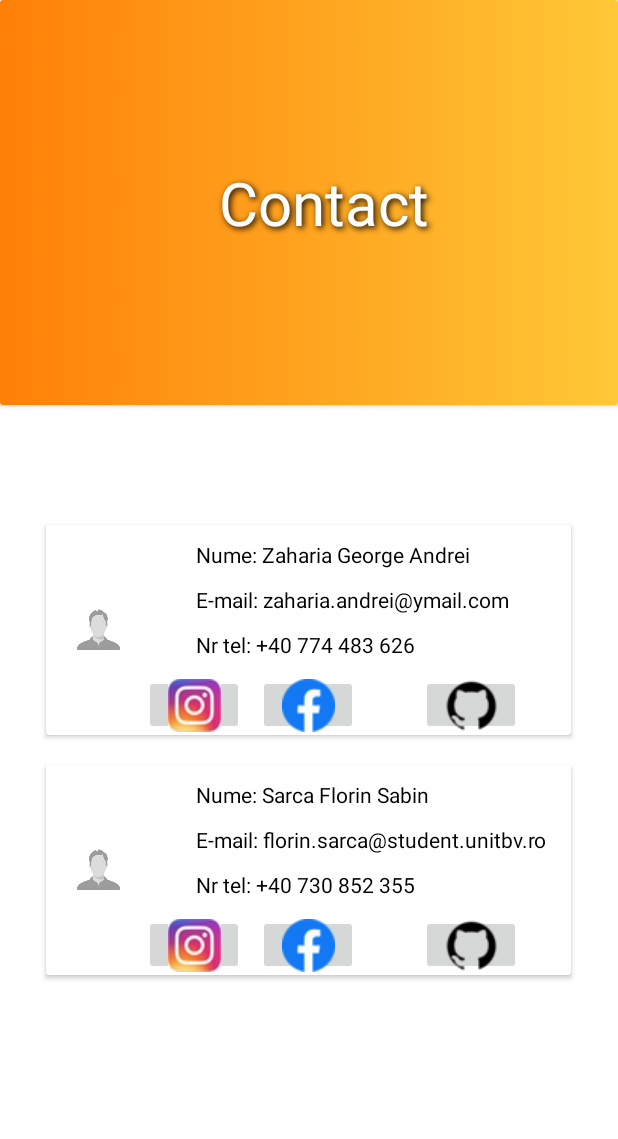
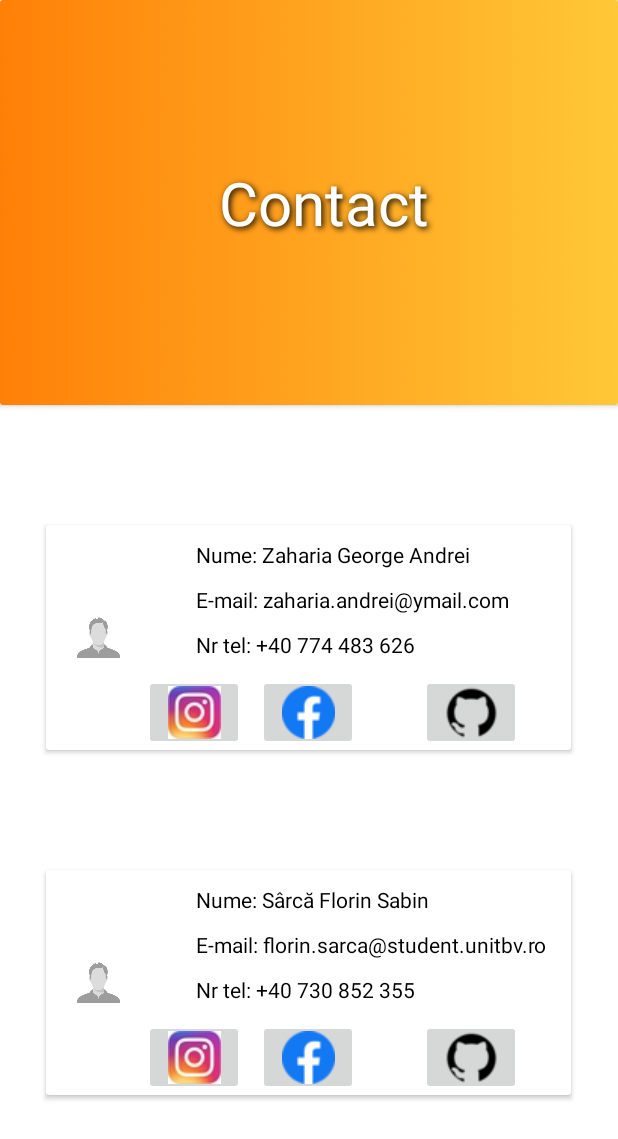
Before and after one commit to Faculty-Bachelor-Project/GoAndDiscover, an Android app: the support screen opened directly, with no data from a screen before it, on a phone screen of 412 x 824 dp. Shown: the top 1139 px of the screen. Run offline under Robolectric (Android 15) with nearby library versions, the phone set to English and light mode, and no system bars.

Commit message:
refactoring support menu frontend

```diff
--- a/GoDiscover/app/src/main/res/layout/activity_support.xml
+++ b/GoDiscover/app/src/main/res/layout/activity_support.xml
@@ -45,7 +45,7 @@
     <androidx.cardview.widget.CardView
         android:id="@+id/user1"
         android:layout_width="350dp"
-        android:layout_height="140dp"
+        android:layout_height="150dp"
         android:layout_centerHorizontal="true"
         android:layout_below="@id/header">
 
@@ -134,10 +134,10 @@
     <androidx.cardview.widget.CardView
         android:id="@+id/user2"
         android:layout_width="350dp"
-        android:layout_height="140dp"
+        android:layout_height="150dp"
         android:layout_centerHorizontal="true"
         android:layout_below="@id/user1"
-        android:layout_marginTop="20dp">
+        android:layout_marginTop="80dp">
 
         <RelativeLayout
             android:layout_width="match_parent"
@@ -154,7 +154,7 @@
                 android:id="@+id/name1"
                 android:layout_width="250dp"
                 android:layout_height="20dp"
-                android:text="Nume: Sarca Florin Sabin "
+                android:text="Nume: Sârcă Florin Sabin "
                 android:layout_alignParentRight="true"
                 android:gravity="center_horizontal"
                 android:textAlignment="viewStart"
```
